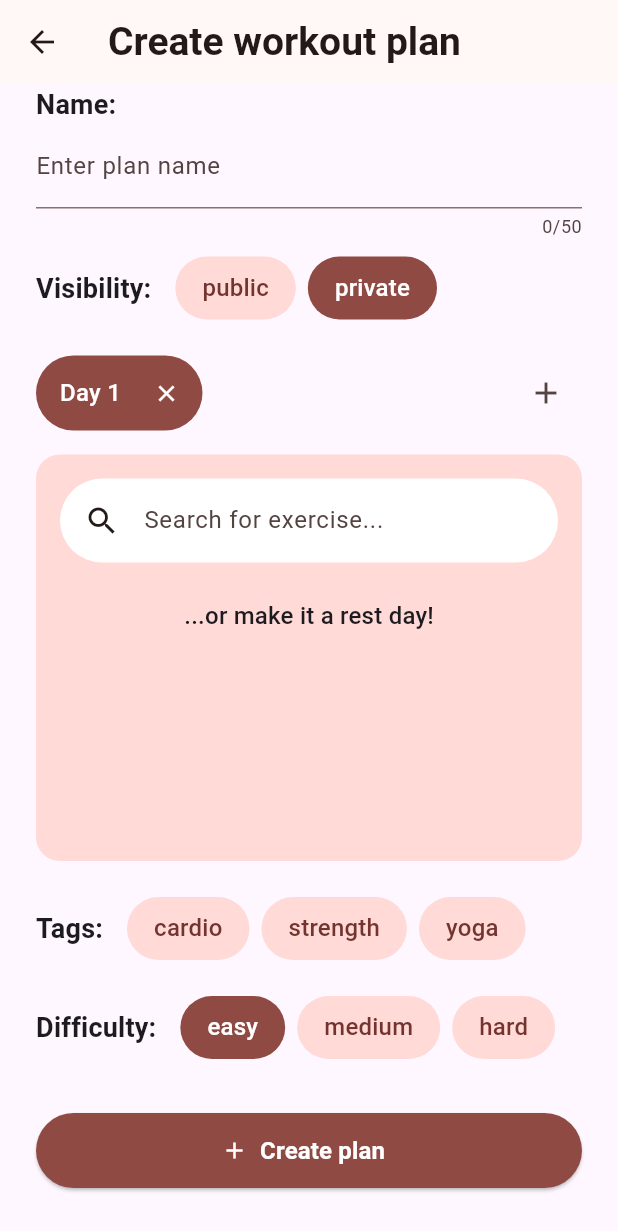
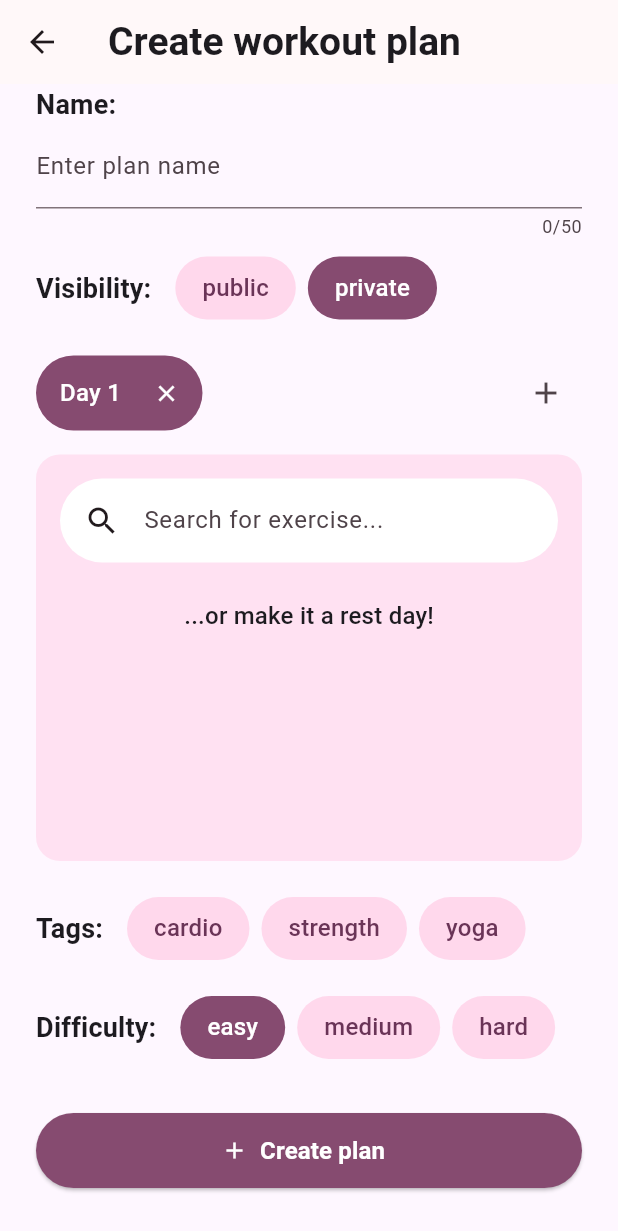
Before and after one commit to kmekarski/gym_partner, a Flutter app: the screen it shows once a user with an empty profile is signed in, after a tap on the "add" icon, on a phone screen of 412 x 824 dp. Shown: the top 1231 px of the screen. Run offline on Flutter 3.47's test engine with Material 3 defaults, Android fonts, the phone set to English and light mode, and no system bars; our stand-ins replace cloud_firestore, firebase_auth, firebase_core, flutter_riverpod; accounts and stored records are empty.

Commit message:
added displaying other users plans list

```diff
--- a/lib/main.dart
+++ b/lib/main.dart
@@ -20,13 +20,19 @@ class App extends StatelessWidget {
   @override
   Widget build(BuildContext context) {
     final colorScheme =
-        ColorScheme.fromSeed(seedColor: Color.fromARGB(255, 113, 19, 19));
+        ColorScheme.fromSeed(seedColor: Color.fromARGB(255, 219, 41, 174));
     return MaterialApp(
       theme: ThemeData().copyWith(
         colorScheme: colorScheme,
         cardTheme: const CardTheme().copyWith(
           elevation: 0,
-          color: colorScheme.primaryContainer.withOpacity(0.8),
+          color: colorScheme.primaryContainer.withOpacity(0.7),
+        ),
+        appBarTheme: const AppBarTheme().copyWith(
+          titleTextStyle: Theme.of(context)
+              .textTheme
+              .titleLarge!
+              .copyWith(fontWeight: FontWeight.w600, fontSize: 26),
         ),
       ),
       home: StreamBuilder(
--- a/lib/models/plan.dart
+++ b/lib/models/plan.dart
@@ -59,6 +59,7 @@ class Plan {
       'days': days.map((day) => day.toFirestore()).toList(),
       'tags': tags.map((tag) => tag.toString()).toList(),
       'difficulty': difficulty.toString(),
+      'visibility': visibility.toString(),
       'author_name': authorName,
     };
   }
--- a/lib/screens/my_plans.dart
+++ b/lib/screens/my_plans.dart
@@ -33,12 +33,28 @@ class _MyPlansScreenState extends ConsumerState<MyPlansScreen> {
         return _centerMessage(
             context, 'You haven\'t created any workout plans yet.');
       } else {
-        final recentPlanId =
-            plansData.firstWhere((planData) => planData.isRecent).planId;
-        final recentPlan = plans.firstWhere((plan) => plan.id == recentPlanId);
-        final restOfPlans = plans.where((plan) => plan.id != recentPlanId);
-        final sortedPlans = [recentPlan, ...restOfPlans];
+        // final recentPlanId =
+        //     plansData.firstWhere((planData) => planData.isRecent).planId;
+        // final recentPlan = plans.firstWhere((plan) => plan.id == recentPlanId);
+        // final restOfPlans =
+        //     plans.where((plan) => plan.id != recentPlanId).toList();
+
+        final List<Plan> sortedPlans = [];
+
+        String? recentPlanId;
+
+        for (final planData in plansData) {
+          if (planData.isRecent) {
+            recentPlanId = planData.planId;
+            sortedPlans
+                .add(plans.firstWhere((plan) => plan.id == planData.planId));
+          }
+        }
+
+        sortedPlans.addAll(plans.where((plan) => plan.id != recentPlanId));
+
         return PlansList(
+            type: PlansListType.private,
             plans: sortedPlans,
             onSelectPlan: (plan) => _selectPlan(context, plan));
       }
@@ -47,7 +63,6 @@ class _MyPlansScreenState extends ConsumerState<MyPlansScreen> {
     var appBar = AppBar(
       title: const Text(
         'My workout plans',
-        style: TextStyle(fontWeight: FontWeight.w600, fontSize: 26),
       ),
       actions: [
         IconButton(
--- a/lib/screens/new_plan.dart
+++ b/lib/screens/new_plan.dart
@@ -166,7 +166,7 @@ class _NewPlanModalState extends ConsumerState<NewPlanScreen> {
   Widget build(BuildContext context) {
     final tagSelectedBackgroundColor = Theme.of(context).colorScheme.primary;
     final tagUnselectedBackgroundColor =
-        Theme.of(context).colorScheme.secondaryContainer;
+        Theme.of(context).colorScheme.primaryContainer;
     final tagSelectedTextColor = Theme.of(context).colorScheme.onPrimary;
     final tagUnselectedTextColor =
         Theme.of(context).colorScheme.onPrimaryContainer;
@@ -217,7 +217,7 @@ class _NewPlanModalState extends ConsumerState<NewPlanScreen> {
       child: Container(
         padding: const EdgeInsets.all(16),
         decoration: BoxDecoration(
-          color: Theme.of(context).colorScheme.primaryContainer,
+          color: Theme.of(context).cardTheme.color,
           borderRadius: BorderRadius.circular(16),
         ),
         child: Center(
--- a/lib/widgets/new_plan_exercise_card.dart
+++ b/lib/widgets/new_plan_exercise_card.dart
@@ -89,7 +89,9 @@ class _NewPlanExerciseCardState extends State<NewPlanExerciseCard> {
     String Function(String numberText)? textMapper,
   }) {
     final buttonStyle = IconButton.styleFrom(
-        backgroundColor: Theme.of(context).colorScheme.primaryContainer);
+      backgroundColor: Theme.of(context).cardTheme.color,
+      foregroundColor: Theme.of(context).colorScheme.onPrimaryContainer,
+    );
     const double iconSize = 16;
     const double buttonSize = 32;
     return SizedBox(
```
Also changed, not shown: lib/providers/public_plans_provider.dart (added, +19 -0 lines), lib/screens/shared_plans.dart (+56 -3 lines), lib/services/plans_service.dart (+33 -4 lines), lib/widgets/plan_badge.dart (added, +28 -0 lines), lib/widgets/plan_card.dart (+21 -13 lines), lib/widgets/plans_list.dart (+26 -2 lines).
